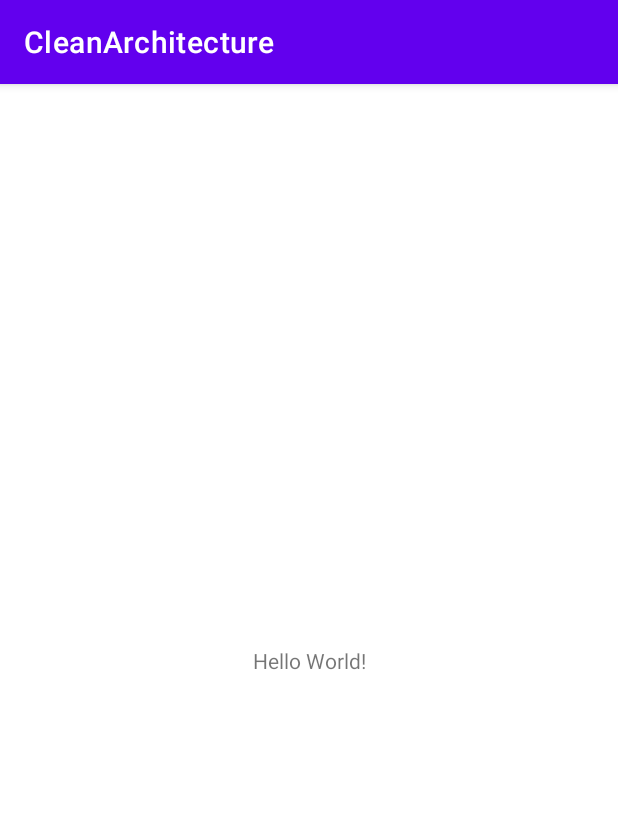
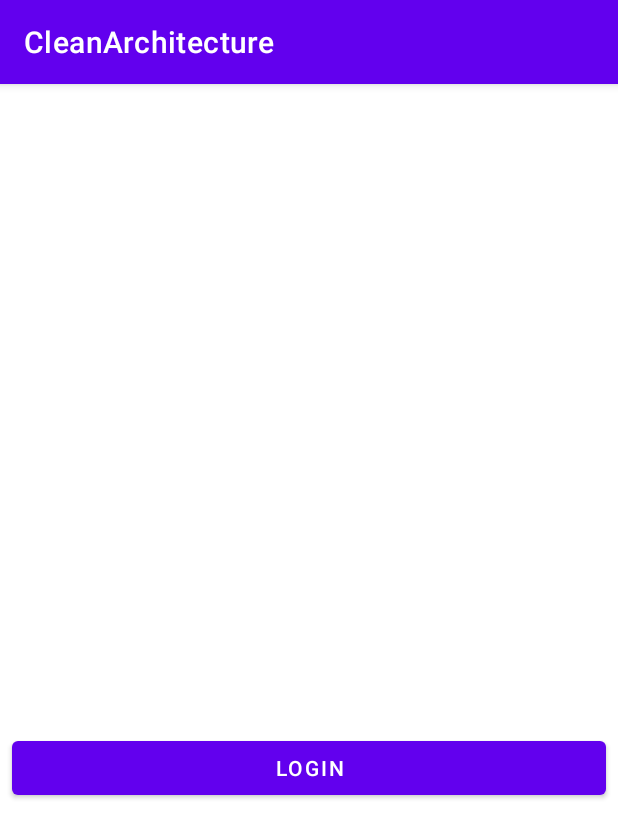
Before and after one commit to HamzaAkram-shyk/CleanArchitecture, an Android app: the screen it shows after launch (MainActivity), on a phone screen of 412 x 824 dp. Shown: the top 838 px of the screen. Run offline under Robolectric (Android 15) with nearby library versions, the phone set to English and light mode, and no system bars; our stand-ins replace Dagger/Hilt's generated code, Room's generated code.

```diff
--- a/app/src/main/java/com/example/cleanarchitecture/MainActivity.kt
+++ b/app/src/main/java/com/example/cleanarchitecture/MainActivity.kt
@@ -3,37 +3,62 @@ package com.example.cleanarchitecture
 import androidx.appcompat.app.AppCompatActivity
 import android.os.Bundle
 import android.util.Log
+import android.view.View
+import android.widget.Button
+import android.widget.Toast
 import androidx.activity.viewModels
 import androidx.lifecycle.Observer
 import androidx.lifecycle.ViewModelProvider
 import com.example.cleanarchitecture.presentation.viewmodel.NewsViewModel
-import com.example.cleanarchitecture.presentation.viewmodelfactory.NewsViewModelFactory
+
 import com.example.cleanarchitecture.util.Resource
+import com.google.android.material.card.MaterialCardView
 import dagger.hilt.android.AndroidEntryPoint
 import javax.inject.Inject
 
 @AndroidEntryPoint
 class MainActivity : AppCompatActivity() {
 
+    private lateinit var loader: MaterialCardView
     private val viewModel: NewsViewModel by viewModels()
     override fun onCreate(savedInstanceState: Bundle?) {
         super.onCreate(savedInstanceState)
         setContentView(R.layout.activity_main)
         //viewModel = ViewModelProvider(this, factory)[NewsViewModel::class.java]
-        viewModel.getNewsCategory("sports")
-        viewModel._newsLiveData.observe(this, Observer {
+//        viewModel.getNewsCategory("sports")
+//        viewModel._newsLiveData.observe(this, Observer {
+//            when (it) {
+//                is Resource.Success -> {
+//                    val result = it.data!!
+//                    result.articles.forEach { article ->
+//                        Log.d("data", "Title = ${article.title}: Content = ${article.content}")
+//                    }
+//                }
+//                is Resource.Error -> {
+//                    Log.d("data", "Error = ${it.message}")
+//                }
+//                is Resource.Loading -> {
+//                    Log.d("data", "Loading..........")
+//                }
+//            }
+//        })
+        loader = findViewById(R.id.loader)
+        findViewById<Button>(R.id.loginBtn).setOnClickListener {
+            viewModel.makeLoginRequest("sports")
+        }
+        viewModel._tokenLiveData.observe(this, Observer {
             when (it) {
                 is Resource.Success -> {
-                    val result = it.data!!
-                    result.articles.forEach { article ->
-                        Log.d("data", "Title = ${article.title}: Content = ${article.content}")
-                    }
+                    loader.visibility = View.GONE
+                    Log.e("data", "usertoken = ${it.data}")
+                    Toast.makeText(this, "${it.data}", Toast.LENGTH_SHORT).show()
                 }
                 is Resource.Error -> {
-                    Log.d("data", "Error = ${it.message}")
+                    loader.visibility = View.GONE
+                    Log.e("data", "Error = ${it.message}")
                 }
                 is Resource.Loading -> {
-                    Log.d("data", "Loading..........")
+                    loader.visibility = View.VISIBLE
                 }
             }
         })
--- /dev/null
+++ b/app/src/main/java/com/example/cleanarchitecture/data/localDb/TokenDao.kt
@@ -0,0 +1,13 @@
+package com.example.cleanarchitecture.data.localDb
+
+import androidx.room.Dao
+import androidx.room.Insert
+import androidx.room.OnConflictStrategy
+
+
+@Dao
+interface TokenDao {
+    @Insert(onConflict = OnConflictStrategy.REPLACE)
+    suspend fun registeredUserToken(token: UserToken): Long
+
+}
--- /dev/null
+++ b/app/src/main/java/com/example/cleanarchitecture/data/localDb/TokenDatabase.kt
@@ -0,0 +1,13 @@
+package com.example.cleanarchitecture.data.localDb
+
+import androidx.room.Database
+import androidx.room.RoomDatabase
+
+@Database(entities = [UserToken::class], version = 1)
+abstract class TokenDatabase : RoomDatabase() {
+    abstract fun tokenDao(): TokenDao
+
+    companion object {
+        val DATABASE_NAME: String = "TokenTable"
+    }
+}
--- a/app/src/main/java/com/example/cleanarchitecture/data/repository/localdatasource/NewsLocalDataSource.kt
+++ b/app/src/main/java/com/example/cleanarchitecture/data/repository/localdatasource/NewsLocalDataSource.kt
@@ -1,8 +1,10 @@
 package com.example.cleanarchitecture.data.repository.localdatasource
 
+import com.example.cleanarchitecture.data.localDb.UserToken
 import com.example.cleanarchitecture.data.model.Article
 
 interface NewsLocalDataSource {
 
     suspend fun insertArticle(article: Article)
+    suspend fun registeredUserToken(userToken: UserToken):Long
 }
--- a/app/src/main/java/com/example/cleanarchitecture/data/repository/localdatasourceImp/NewsLocalDataSourceImp.kt
+++ b/app/src/main/java/com/example/cleanarchitecture/data/repository/localdatasourceImp/NewsLocalDataSourceImp.kt
@@ -1,11 +1,19 @@
 package com.example.cleanarchitecture.data.repository.localdatasourceImp
 
+import com.example.cleanarchitecture.data.localDb.TokenDao
+import com.example.cleanarchitecture.data.localDb.UserToken
 import com.example.cleanarchitecture.data.model.Article
 import com.example.cleanarchitecture.data.repository.localdatasource.NewsLocalDataSource
 import javax.inject.Inject
 
-class NewsLocalDataSourceImp @Inject constructor() : NewsLocalDataSource {
+class NewsLocalDataSourceImp @Inject constructor(
+    private val tokenDao: TokenDao
+) : NewsLocalDataSource {
     override suspend fun insertArticle(article: Article) {
 
     }
+
+    override suspend fun registeredUserToken(userToken: UserToken): Long {
+        return tokenDao.registeredUserToken(userToken)
+    }
 }
--- a/app/src/main/java/com/example/cleanarchitecture/di/localdatasourcemodule/CacheModule.kt
+++ b/app/src/main/java/com/example/cleanarchitecture/di/localdatasourcemodule/CacheModule.kt
@@ -1,8 +1,37 @@
 package com.example.cleanarchitecture.di.localdatasourcemodule
 
+import android.content.Context
+import androidx.room.Room
+import com.example.cleanarchitecture.data.localDb.TokenDao
+import com.example.cleanarchitecture.data.localDb.TokenDatabase
+import com.example.cleanarchitecture.data.localDb.UserToken
+import dagger.Module
+import dagger.Provides
+import dagger.hilt.InstallIn
+import dagger.hilt.android.qualifiers.ApplicationContext
+import dagger.hilt.components.SingletonComponent
+import javax.inject.Singleton
+
+
+@InstallIn(SingletonComponent::class)
+@Module
 object CacheModule {
 
-    fun provideDb() {
+    @Provides
+    @Singleton
+    fun provideTokenDb(@ApplicationContext context: Context): TokenDatabase {
+        return Room.databaseBuilder(
+            context.applicationContext,
+            TokenDatabase::class.java,
+            TokenDatabase.DATABASE_NAME
+        ).fallbackToDestructiveMigration()
+            .build()
+    }
 
+    @Provides
+    @Singleton
+    fun provideTokenDao(tokenDatabase: TokenDatabase): TokenDao {
+        return tokenDatabase.tokenDao()
     }
+
 }
--- a/app/src/main/java/com/example/cleanarchitecture/domain/repository/NewsRepository.kt
+++ b/app/src/main/java/com/example/cleanarchitecture/domain/repository/NewsRepository.kt
@@ -1,5 +1,6 @@
 package com.example.cleanarchitecture.domain.repository
 
+import com.example.cleanarchitecture.data.localDb.UserToken
 import com.example.cleanarchitecture.data.model.APIResponse
 import com.example.cleanarchitecture.data.model.Article
 import com.example.cleanarchitecture.util.Resource
@@ -12,4 +13,5 @@ interface NewsRepository {
     suspend fun savedNews(article: Article)
     suspend fun deleteNews(article: Article)
     suspend fun getCategoryNews(category: String): Resource<APIResponse>
+    suspend fun registerUserToken(userToken: UserToken): Long
 }
--- a/app/src/main/java/com/example/cleanarchitecture/domain/usecase/GetCategoryNewsUseCase.kt
+++ b/app/src/main/java/com/example/cleanarchitecture/domain/usecase/GetCategoryNewsUseCase.kt
@@ -1,10 +1,14 @@
 package com.example.cleanarchitecture.domain.usecase
 
+import com.example.cleanarchitecture.data.localDb.UserToken
 import com.example.cleanarchitecture.domain.repository.NewsRepository
+import com.example.cleanarchitecture.util.Resource
 import javax.inject.Inject
 
 class GetCategoryNewsUseCase @Inject constructor(private val repository: NewsRepository) {
 
     suspend fun execute(category: String) = repository.getCategoryNews(category)
 
+
+
 }
--- a/app/src/main/java/com/example/cleanarchitecture/presentation/viewmodel/NewsViewModel.kt
+++ b/app/src/main/java/com/example/cleanarchitecture/presentation/viewmodel/NewsViewModel.kt
@@ -6,9 +6,11 @@ import androidx.lifecycle.viewModelScope
 import com.example.cleanarchitecture.data.model.APIResponse
 import com.example.cleanarchitecture.domain.usecase.GetCategoryNewsUseCase
 import com.example.cleanarchitecture.domain.usecase.GetNewsHeadlinesUseCase
+import com.example.cleanarchitecture.domain.usecase.LoginUseCase
 import com.example.cleanarchitecture.util.Resource
 import dagger.hilt.android.lifecycle.HiltViewModel
 import kotlinx.coroutines.Dispatchers
+import kotlinx.coroutines.delay
 import kotlinx.coroutines.launch
 import javax.inject.Inject
 
@@ -17,12 +19,13 @@ import javax.inject.Inject
 class NewsViewModel @Inject constructor(
     private val useCase: GetNewsHeadlinesUseCase,
     private val categoryUseCase: GetCategoryNewsUseCase,
+    private var loginUseCase: LoginUseCase
 ) : ViewModel() {
 
     private var newsLiveData = MutableLiveData<Resource<APIResponse>>()
-
+    private var tokenLiveData = MutableLiveData<Resource<String>>()
     val _newsLiveData = newsLiveData
-
+    val _tokenLiveData = tokenLiveData
 
 //    fun getNews(page: Int, country: String) =
 //        viewModelScope.launch {
@@ -37,4 +40,12 @@ class NewsViewModel @Inject constructor(
         }
     }
 
+    fun makeLoginRequest(category: String) {
+        viewModelScope.launch(Dispatchers.IO) {
+            tokenLiveData.postValue(Resource.Loading())
+            delay(1000)
+            tokenLiveData.postValue(loginUseCase.execute(category))
+        }
+    }
+
 }
--- a/app/src/main/res/layout/activity_main.xml
+++ b/app/src/main/res/layout/activity_main.xml
@@ -6,13 +6,34 @@
     android:layout_height="match_parent"
     tools:context=".MainActivity">
 
-    <TextView
-        android:layout_width="wrap_content"
+    <Button
+        android:id="@+id/loginBtn"
+        android:layout_width="match_parent"
         android:layout_height="wrap_content"
-        android:text="Hello World!"
+        android:layout_marginHorizontal="8dp"
+        android:text="Login"
         app:layout_constraintBottom_toBottomOf="parent"
-        app:layout_constraintLeft_toLeftOf="parent"
-        app:layout_constraintRight_toRightOf="parent"
-        app:layout_constraintTop_toTopOf="parent" />
+        app:layout_constraintEnd_toEndOf="parent"
+        app:layout_constraintStart_toStartOf="parent"
+        app:layout_constraintTop_toTopOf="parent"
+        app:layout_constraintVertical_bias="0.6" />
+
+    <com.google.android.material.card.MaterialCardView
+        android:id="@+id/loader"
+        android:layout_width="90dp"
+        android:layout_height="90dp"
+        android:visibility="gone"
+        app:cardCornerRadius="100dp"
+        app:cardElevation="2dp"
+        app:layout_constraintBottom_toTopOf="@id/loginBtn"
+        app:layout_constraintEnd_toEndOf="parent"
+        app:layout_constraintStart_toStartOf="parent"
+        app:layout_constraintTop_toTopOf="parent">
+
+        <ProgressBar
+            android:layout_width="match_parent"
+            android:layout_height="match_parent"
+            android:layout_margin="4dp" />
+    </com.google.android.material.card.MaterialCardView>
 
 </androidx.constraintlayout.widget.ConstraintLayout>
```
Also changed, not shown: app/build.gradle (+8 -2 lines), app/src/main/java/com/example/cleanarchitecture/data/localDb/UserToken.kt (added, +16 -0 lines), app/src/main/java/com/example/cleanarchitecture/data/repository/NewsRepositoryImp.kt (+6 -1 lines), app/src/main/java/com/example/cleanarchitecture/domain/usecase/LoginUseCase.kt (added, +39 -0 lines), app/src/main/java/com/example/cleanarchitecture/presentation/viewmodelfactory/NewsViewModelFactory.kt (deleted, +0 -22 lines).
